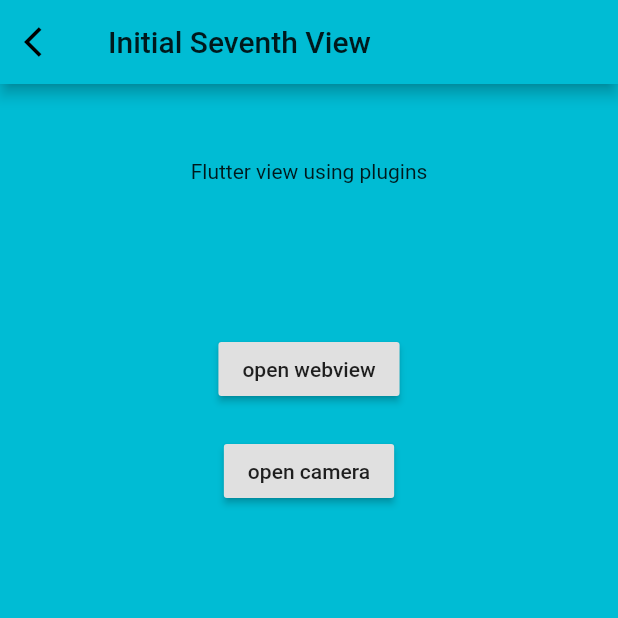
After one commit to BMilliet/iOS_Flutter_integration, a Flutter app: the InitialSeventhView screen opened directly, on a phone screen of 412 x 824 dp, the top half of it. The commit adds this screen. Run offline on Flutter 3.47's test engine with Material 2 defaults, Android fonts, the phone set to English and light mode, and no system bars.

Commit message:
new initial view

```diff
--- a/flutter_app/lib/routes/initial_router.dart
+++ b/flutter_app/lib/routes/initial_router.dart
@@ -4,6 +4,7 @@ import 'package:flutter_app/views/initial_views/initial_first_view.dart';
 import 'package:flutter_app/views/initial_views/initial_fourth_view.dart';
 import 'package:flutter_app/views/initial_views/initial_second_view.dart';
 import 'package:flutter_app/views/helper_views/main_view.dart';
+import 'package:flutter_app/views/initial_views/initial_seventh_view.dart';
 import 'package:flutter_app/views/initial_views/initial_sixth_view.dart';
 import 'package:flutter_app/views/initial_views/initial_third_view.dart';
 
@@ -22,6 +23,8 @@ class InitialRoute {
         return MainView(InitialFifthView());
       case "initialSixthView":
         return MainView(InitialSixthView());
+      case "initialSeventhView":
+        return MainView(InitialSeventhView());
       default:
         return MainView(ErrorView());
     }
--- /dev/null
+++ b/flutter_app/lib/views/initial_views/initial_seventh_view.dart
@@ -0,0 +1,53 @@
+import 'package:flutter/cupertino.dart';
+import 'package:flutter/material.dart';
+import 'package:flutter_app/channel/channel.dart';
+
+class InitialSeventhView extends StatefulWidget {
+  _InitialSeventhViewState createState() => _InitialSeventhViewState();
+}
+
+class _InitialSeventhViewState extends State<InitialSeventhView> {
+  @override
+  Widget build(BuildContext context) {
+    return Scaffold(appBar: _appBar(), body: _body());
+  }
+
+  AppBar _appBar() {
+    return AppBar(
+      title: Text("Initial Seventh View"),
+      leading: IconButton(
+        icon: Icon(Icons.arrow_back_ios),
+        onPressed: () {
+          Channel().popFlutterView();
+        },
+      ),
+    );
+  }
+
+  Widget _body() {
+    return Container(
+        color: Colors.cyan,
+        child: Center(
+            child: Column(
+          children: <Widget>[
+            Container(
+              margin: EdgeInsets.only(top: 50, bottom: 100),
+              child: Text("Flutter view using plugins"),
+            ),
+            RaisedButton(
+              child: Text("open webview"),
+              onPressed: () {
+                //
+              },
+            ),
+            Container(height: 20),
+            RaisedButton(
+              child: Text("open camera"),
+              onPressed: () {
+                //
+              },
+            )
+          ],
+        )));
+  }
+}
```
Also changed, not shown: 2 other files.
